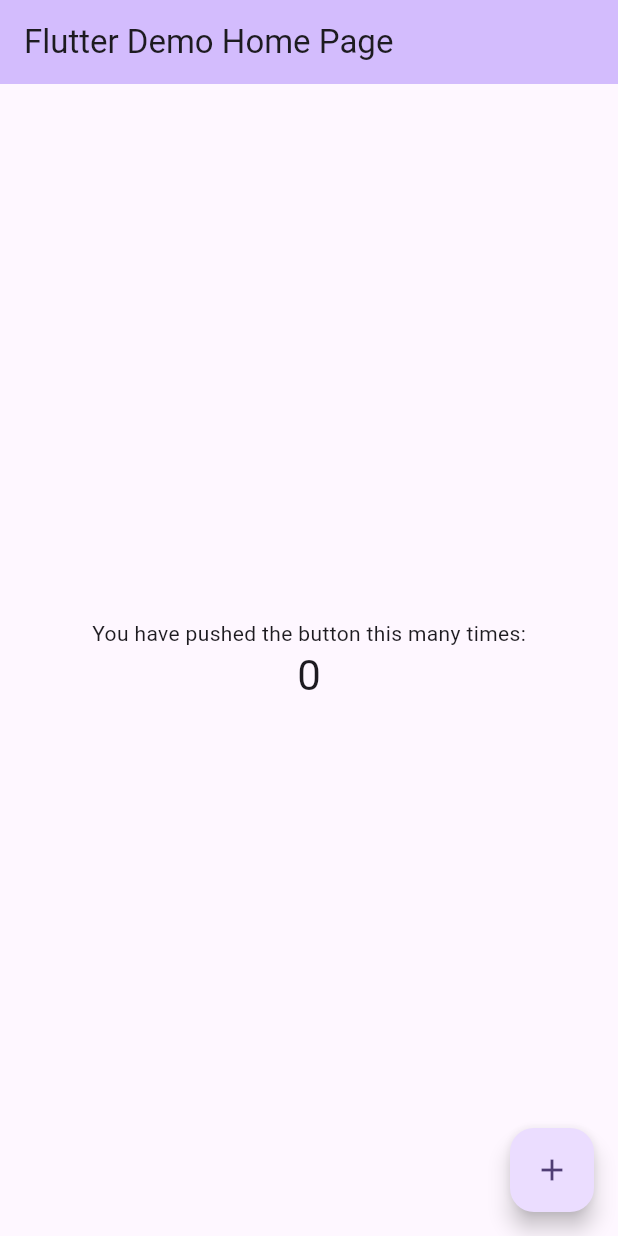
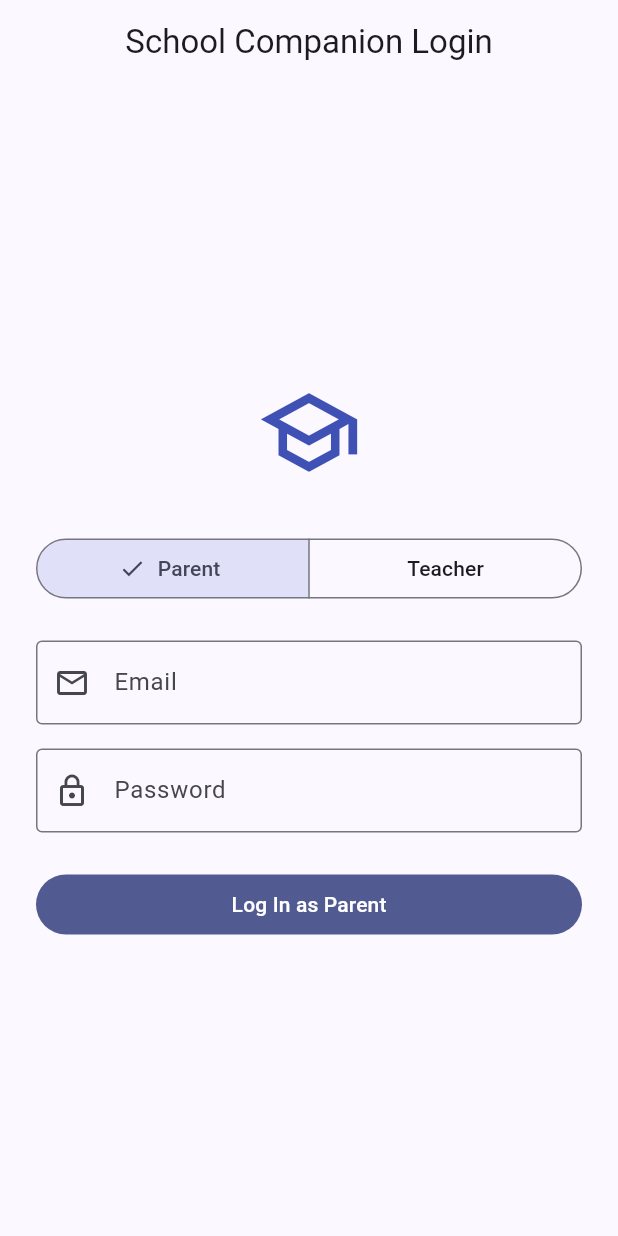
Before and after one commit to Mandela-111/school-companion, a Flutter app: the screen it shows after launch, on a phone screen of 412 x 824 dp. Run offline on Flutter 3.47's test engine with Material 3 defaults, Android fonts, the phone set to English and light mode, and no system bars; our stand-ins replace dio, flutter_dotenv, flutter_riverpod, flutter_secure_storage.

Commit message:
feat: implement UI screens, auth gate, and grade letter calculation

```diff
--- a/lib/main.dart
+++ b/lib/main.dart
@@ -1,66 +1,32 @@
 import 'package:flutter/material.dart';
+import 'package:flutter_dotenv/flutter_dotenv.dart';
 import 'package:flutter_riverpod/flutter_riverpod.dart';
+import 'package:school_companion/ui/screens/auth_gate.dart';
 
-void main() {
-  runApp(ProviderScope(child: const MyApp()));
+void main() async {
+  WidgetsFlutterBinding.ensureInitialized();
+
+  const env = String.fromEnvironment('ENV', defaultValue: 'dev');
+  await dotenv.load(fileName: '.env');
+
+  runApp(const ProviderScope(child: SchoolCompanionApp()));
 }
 
-class MyApp extends StatelessWidget {
-  const MyApp({super.key});
+class SchoolCompanionApp extends StatelessWidget {
+  const SchoolCompanionApp({super.key});
 
   @override
   Widget build(BuildContext context) {
     return MaterialApp(
-      title: 'Flutter Demo',
-      theme: ThemeData(colorScheme: .fromSeed(seedColor: Colors.deepPurple)),
-      home: const MyHomePage(title: 'Flutter Demo Home Page'),
+      title: 'School Companion',
+      theme: ThemeData(
+        colorScheme: ColorScheme.fromSeed(
+          seedColor: Colors.indigo,
+          brightness: Brightness.light,
+        ),
+        useMaterial3: true,
+      ),
+      home: const AuthGate(),
     );
   }
 }
-
-class MyHomePage extends StatefulWidget {
-  const MyHomePage({super.key, required this.title});
-
-  final String title;
-
-  @override
-  State<MyHomePage> createState() => _MyHomePageState();
-}
-
-class _MyHomePageState extends State<MyHomePage> {
-  int _counter = 0;
-
-  void _incrementCounter() {
-    setState(() {
-      _counter++;
-    });
-  }
-
-  @override
-  Widget build(BuildContext context) {
-    return Scaffold(
-      appBar: AppBar(
-        backgroundColor: Theme.of(context).colorScheme.inversePrimary,
-
-        title: Text(widget.title),
-      ),
-      body: Center(
-        child: Column(
-          mainAxisAlignment: .center,
-          children: [
-            const Text('You have pushed the button this many times:'),
-            Text(
-              '$_counter',
-              style: Theme.of(context).textTheme.headlineMedium,
-            ),
-          ],
-        ),
-      ),
-      floatingActionButton: FloatingActionButton(
-        onPressed: _incrementCounter,
-        tooltip: 'Increment',
-        child: const Icon(Icons.add),
-      ),
-    );
-  }
-}
--- a/lib/ui/screens/auth_gate.dart
+++ b/lib/ui/screens/auth_gate.dart
@@ -0,0 +1,39 @@
+import 'package:flutter/material.dart';
+import 'package:flutter_riverpod/flutter_riverpod.dart';
+import 'package:school_companion/data/auth_provider.dart';
+import 'package:school_companion/models/auth_status.dart';
+import 'package:school_companion/models/user_role.dart';
+import 'package:school_companion/ui/screens/parent_dashboard.dart';
+import 'package:school_companion/ui/screens/splash_screen.dart';
+import 'package:school_companion/ui/screens/teacher_dashboard.dart';
+
+import 'login_screen.dart';
+
+class AuthGate extends ConsumerWidget {
+  const AuthGate({super.key});
+
+  @override
+  Widget build(BuildContext context, WidgetRef ref) {
+    final authStatus = ref.watch(authNotifierProvider);
+
+    if (authStatus == AuthStatus.initial) {
+      return const SplashScreen();
+    }
+
+    if (authStatus == AuthStatus.unauthenticated) {
+      return const LoginScreen();
+    }
+
+    // Role-Based Navigation Routing
+    return FutureBuilder<UserRole>(
+      future: ref.read(authServiceProvider).getUserRole(),
+      builder: (context, snapshot) {
+        if (!snapshot.hasData) return const SplashScreen();
+        if (snapshot.data == UserRole.teacher) {
+          return const TeacherDashboardScreen();
+        }
+        return const ParentDashboardScreen();
+      },
+    );
+  }
+}
--- a/lib/ui/screens/login_screen.dart
+++ b/lib/ui/screens/login_screen.dart
@@ -0,0 +1,81 @@
+import 'package:flutter/material.dart';
+import 'package:flutter_riverpod/flutter_riverpod.dart';
+import 'package:school_companion/data/auth_provider.dart';
+import 'package:school_companion/models/user_role.dart';
+
+class LoginScreen extends ConsumerStatefulWidget {
+  const LoginScreen({super.key});
+
+  @override
+  ConsumerState<LoginScreen> createState() => _LoginScreenState();
+}
+
+class _LoginScreenState extends ConsumerState<LoginScreen> {
+  bool _isLoading = false;
+  UserRole _selectedRole = UserRole.parent;
+
+  @override
+  Widget build(BuildContext context) {
+    return Scaffold(
+      appBar: AppBar(
+        title: const Text('School Companion Login'),
+        centerTitle: true,
+      ),
+      body: Padding(
+        padding: const EdgeInsets.all(24.0),
+        child: Column(
+          mainAxisAlignment: MainAxisAlignment.center,
+          crossAxisAlignment: CrossAxisAlignment.stretch,
+          children: [
+            const Icon(Icons.school_outlined, size: 70, color: Colors.indigo),
+            const SizedBox(height: 32),
+            SegmentedButton<UserRole>(
+              segments: const [
+                ButtonSegment(value: UserRole.parent, label: Text('Parent')),
+                ButtonSegment(value: UserRole.teacher, label: Text('Teacher')),
+              ],
+              selected: {_selectedRole},
+              onSelectionChanged: (set) => setState(() => _selectedRole = set.first),
+            ),
+            const SizedBox(height: 24),
+            const TextField(
+              decoration: InputDecoration(
+                labelText: 'Email',
+                border: OutlineInputBorder(),
+                prefixIcon: Icon(Icons.email_outlined),
+              ),
+            ),
+            const SizedBox(height: 16),
+            const TextField(
+              obscureText: true,
+              decoration: InputDecoration(
+                labelText: 'Password',
+                border: OutlineInputBorder(),
+                prefixIcon: Icon(Icons.lock_outline),
+              ),
+            ),
+            const SizedBox(height: 24),
+            FilledButton(
+              onPressed: _isLoading
+                  ? null
+                  : () async {
+                setState(() => _isLoading = true);
+                await ref
+                    .read(authNotifierProvider.notifier)
+                    .login('user@school.com', '1234', _selectedRole);
+                if (mounted) setState(() => _isLoading = false);
+              },
+              child: _isLoading
+                  ? const SizedBox(
+                height: 20,
+                width: 20,
+                child: CircularProgressIndicator(strokeWidth: 2, color: Colors.white),
+              )
+                  : Text(_selectedRole == UserRole.parent ? 'Log In as Parent' : 'Log In as Teacher'),
+            ),
+          ],
+        ),
+      ),
+    );
+  }
+}
```
Also changed, not shown: lib/models/grade_record.dart (+7 -0 lines), lib/ui/screens/parent_dashboard.dart (+166 -0 lines), lib/ui/screens/splash_screen.dart (+36 -0 lines), lib/ui/screens/teacher_dashboard.dart (+65 -0 lines).
